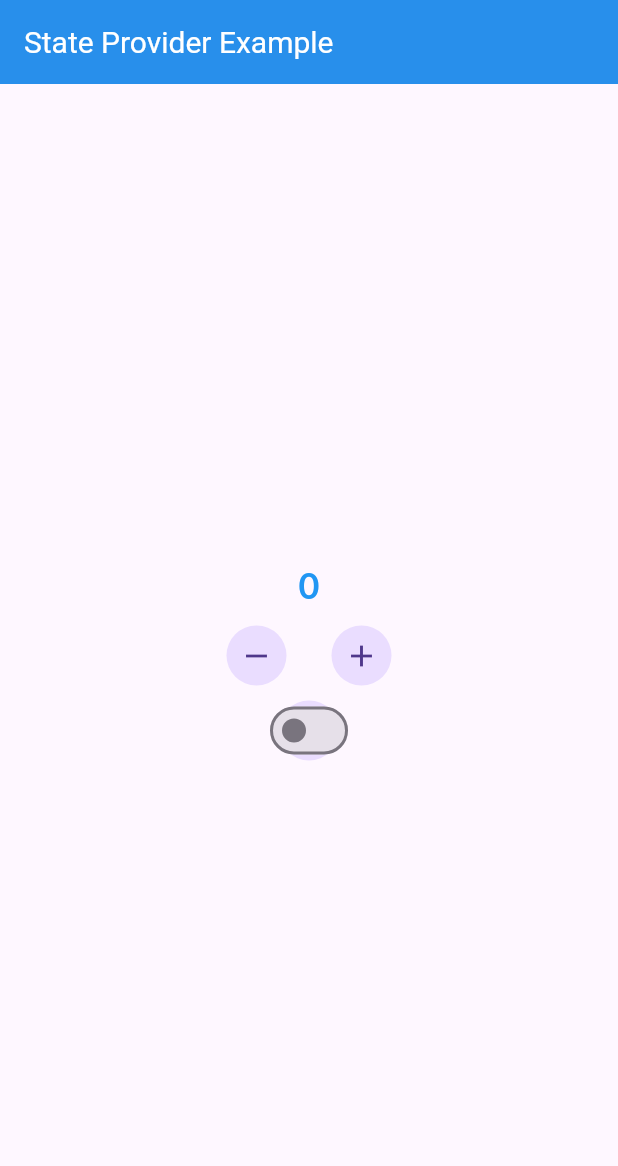
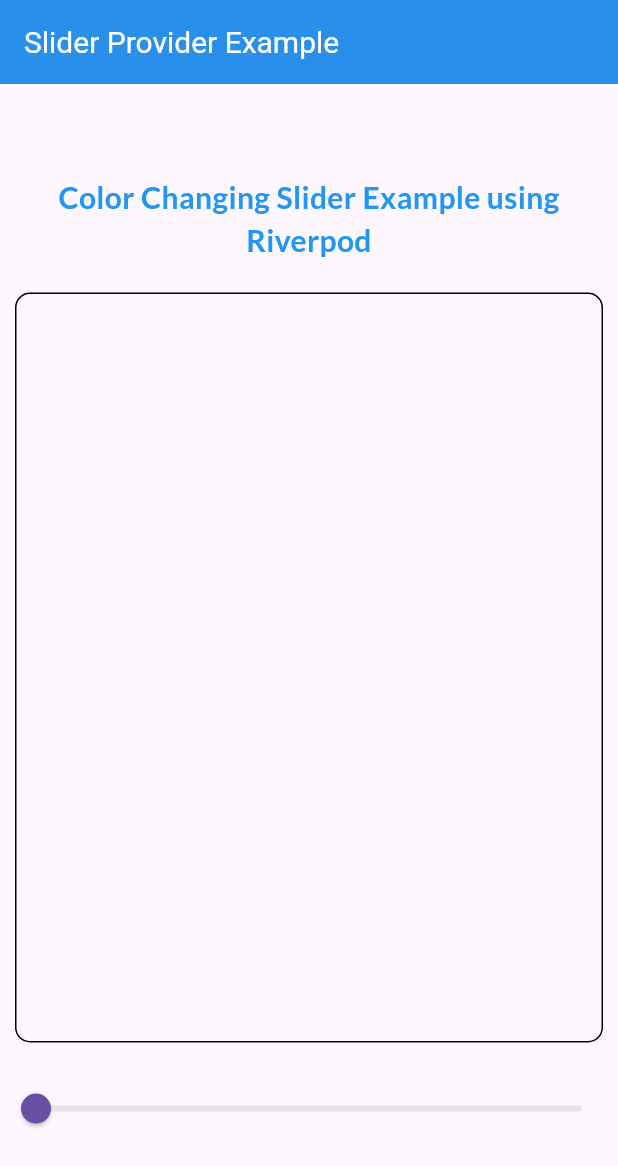
Before and after one commit to SoftEngAliijaz/todo_app_riverpod, a Flutter app: the screen it shows after launch, on a phone screen of 412 x 824 dp. Shown: the top 1166 px of the screen. Run offline on Flutter 3.47's test engine with Material 3 defaults, Android fonts, the phone set to English and light mode, and no system bars; our stand-ins replace flutter_riverpod, google_fonts.

Commit message:
Add slider provider and implement SliderProviderScreen

```diff
--- a/lib/constants/app_utils.dart
+++ b/lib/constants/app_utils.dart
@@ -1 +1,21 @@
+import 'package:flutter_riverpod/flutter_riverpod.dart';
+
 class AppUtils {}
+
+final showMessageProvider = Provider<String>((ref) {
+  return 'Welcome to your ToDo App';
+});
+
+final showUserNameProvider = Provider<String>((ref) => 'Alice');
+
+final showValueProvider = Provider<int>((ref) => 42);
+
+final sliderProvider = StateProvider<double>((ref) {
+  return 0.0;
+});
+
+final counterProvider = StateProvider<int>((ref) => 0);
+
+final switchProvider = StateProvider<bool>((ref) {
+  return false;
+});
--- a/lib/main.dart
+++ b/lib/main.dart
@@ -1,7 +1,7 @@
 import 'package:flutter/material.dart';
 import 'package:flutter_riverpod/flutter_riverpod.dart';
 import 'package:google_fonts/google_fonts.dart';
-import 'package:todo_app_riverpod/providers/state_provider.dart';
+import 'package:todo_app_riverpod/providers/slider_provider.dart';
 
 void main() {
   runApp(const MyApp());
@@ -26,7 +26,7 @@ class MyApp extends StatelessWidget {
               titleTextStyle: TextStyle(color: Colors.white, fontSize: 20.0)),
           textTheme: GoogleFonts.latoTextTheme(Theme.of(context).textTheme),
         ),
-        home: StateProviderScreen(),
+        home: SliderProviderScreen(),
       ),
     );
   }
--- a/lib/providers/simple_provider.dart
+++ b/lib/providers/simple_provider.dart
@@ -1,13 +1,6 @@
 import 'package:flutter/material.dart';
 import 'package:flutter_riverpod/flutter_riverpod.dart';
-
-final showMessageProvider = Provider<String>((ref) {
-  return 'Welcome to your ToDo App';
-});
-
-final showUserNameProvider = Provider<String>((ref) => 'Alice');
-
-final showValueProvider = Provider<int>((ref) => 42);
+import 'package:todo_app_riverpod/constants/app_utils.dart';
 
 class SimpleProviderScreen extends ConsumerStatefulWidget {
   const SimpleProviderScreen({super.key});
--- /dev/null
+++ b/lib/providers/slider_provider.dart
@@ -0,0 +1,61 @@
+import 'package:flutter/material.dart';
+import 'package:flutter_riverpod/flutter_riverpod.dart';
+import 'package:todo_app_riverpod/constants/app_utils.dart';
+
+class SliderProviderScreen extends ConsumerWidget {
+  const SliderProviderScreen({super.key});
+  @override
+  Widget build(BuildContext context, WidgetRef ref) {
+    return Scaffold(
+      appBar: AppBar(
+        title: Text('Slider Provider Example'),
+      ),
+      body: Column(
+        mainAxisAlignment: MainAxisAlignment.center,
+        spacing: 10.0,
+        children: [
+          Text(
+            'Color Changing Slider Example using Riverpod',
+            textAlign: TextAlign.center,
+            style: TextStyle(
+              fontSize: 20.0,
+              fontWeight: FontWeight.bold,
+              color: Colors.blue,
+            ),
+          ),
+          Consumer(
+            builder: (context, ref, child) {
+              final slider = ref.watch(sliderProvider);
+
+              return SizedBox(
+                child: Padding(
+                  padding: const EdgeInsets.all(10.0),
+                  child: Container(
+                    height: 500.0,
+                    width: double.infinity,
+                    decoration: BoxDecoration(
+                        border: Border.all(),
+                        borderRadius: BorderRadius.circular(10.0),
+                        color: Colors.blue.withOpacity(slider)),
+                  ),
+                ),
+              );
+            },
+          ),
+          Consumer(
+            builder: (context, ref, child) {
+              final slider = ref.watch(sliderProvider);
+
+              return Slider(
+                value: slider,
+                onChanged: (value) {
+                  ref.read(sliderProvider.notifier).state = value;
+                },
+              );
+            },
+          ),
+        ],
+      ),
+    );
+  }
+}
--- a/lib/providers/state_provider.dart
+++ b/lib/providers/state_provider.dart
@@ -1,11 +1,6 @@
 import 'package:flutter/material.dart';
 import 'package:flutter_riverpod/flutter_riverpod.dart';
-
-final counterProvider = StateProvider<int>((ref) => 0);
-
-final switchProvider = StateProvider<bool>((ref) {
-  return false;
-});
+import 'package:todo_app_riverpod/constants/app_utils.dart';
 
 class StateProviderScreen extends ConsumerWidget {
   const StateProviderScreen({super.key});
```
